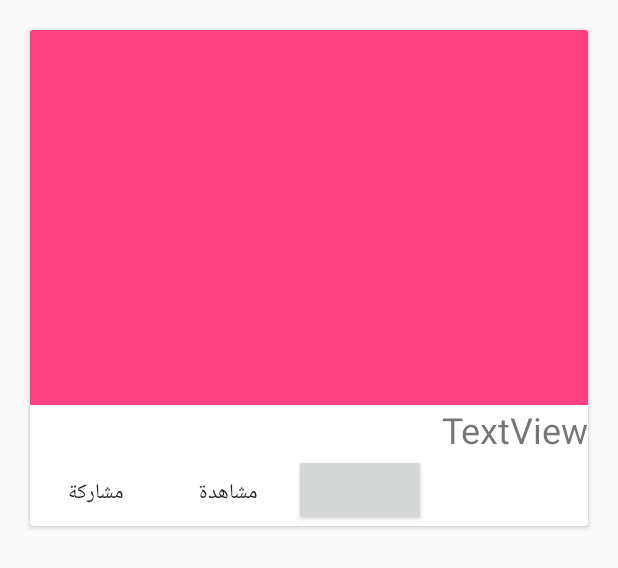
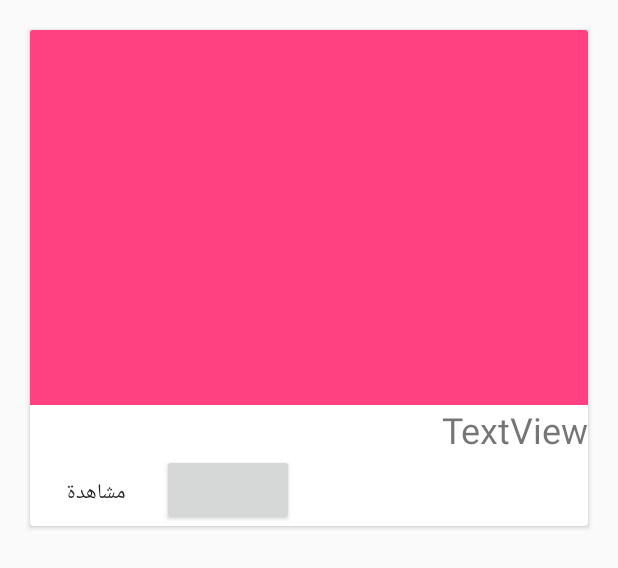
Before and after one commit to CharifMakaoui/COP22, an Android app: the layout article_card.xml on its own in the app's theme, with its tools: preview values and no code run, on a phone screen of 412 x 824 dp. Shown: the top 568 px of the screen. Run offline under Robolectric (Android 15) with nearby library versions, the phone set to English and light mode, and no system bars; plain views replace MaterialFavoriteButton; network calls fail.

Commit message:
Article Button show Full

```diff
--- a/app/src/main/res/layout/article_card.xml
+++ b/app/src/main/res/layout/article_card.xml
@@ -37,15 +37,7 @@
             android:orientation="horizontal">
 
             <Button
-                android:id="@+id/button"
-                style="@style/Widget.AppCompat.Button.Borderless"
-                android:layout_width="wrap_content"
-                android:layout_height="wrap_content"
-                android:text="مشاركة"
-                android:theme="@style/MyButton" />
-
-            <Button
-                android:id="@+id/button2"
+                android:id="@+id/articleFullView"
                 style="@style/Widget.AppCompat.Button.Borderless"
                 android:layout_width="wrap_content"
                 android:layout_height="wrap_content"
```
Also changed, not shown: app/src/main/java/society/aqua/cop22/Adapters/ArticlesAdapter.java (+10 -1 lines), app/src/main/res/layout/native_ads.xml (+9 -11 lines).
